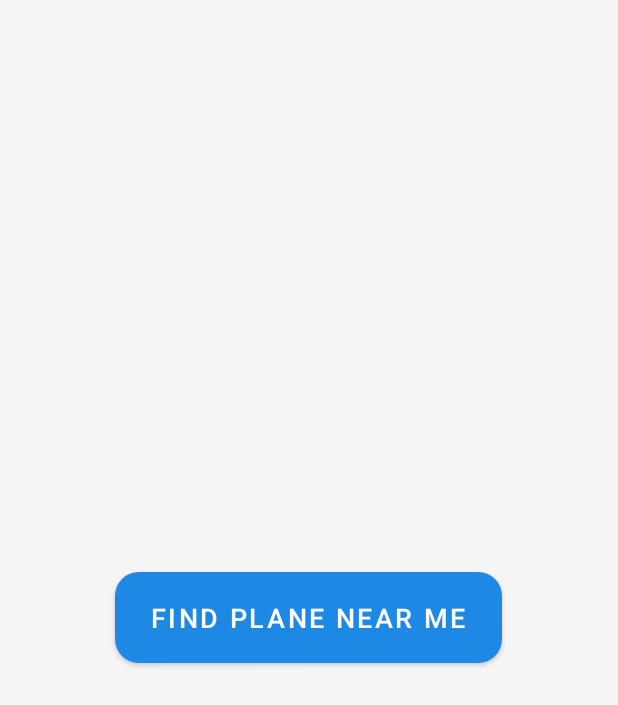
After one commit to Ashtonk216/PlaneSpot, an Android app built with Jetpack Compose: the layout activity_main.xml on its own in the app's theme, with its tools: preview values and no code run, on a phone screen of 412 x 824 dp. The commit adds this screen. Shown: the top 705 px of the screen. Run offline under Robolectric (Android 15) with nearby library versions, the phone set to English and light mode, and no system bars.

Commit message:
Main Activity and theming Has been created. API is being called with user location. Permissions for location are being requested and saved. Night and Day mode is also synced to users device info. View Modeling is also being used and saved

```diff
--- a/app/src/main/AndroidManifest.xml
+++ b/app/src/main/AndroidManifest.xml
@@ -1,7 +1,9 @@
 <?xml version="1.0" encoding="utf-8"?>
 <manifest xmlns:android="http://schemas.android.com/apk/res/android"
     xmlns:tools="http://schemas.android.com/tools">
-
+    <uses-permission android:name="android.permission.ACCESS_FINE_LOCATION" />
+    <uses-permission android:name="android.permission.ACCESS_COARSE_LOCATION" />
+    <uses-permission android:name="android.permission.INTERNET" />
     <application
         android:allowBackup="true"
         android:dataExtractionRules="@xml/data_extraction_rules"
@@ -15,7 +17,6 @@
         <activity
             android:name=".MainActivity"
             android:exported="true"
-            android:label="@string/app_name"
             android:theme="@style/Theme.PlaneSpot">
             <intent-filter>
                 <action android:name="android.intent.action.MAIN" />
--- /dev/null
+++ b/app/src/main/res/drawable/rounded_button.xml
@@ -0,0 +1,6 @@
+<?xml version="1.0" encoding="utf-8"?>
+<shape xmlns:android="http://schemas.android.com/apk/res/android"
+    android:shape="rectangle">
+    <solid android:color="@color/colorPrimary"/> <!-- Replace with your color -->
+    <corners android:radius="16dp"/> <!-- Rounded edges -->
+</shape>
--- /dev/null
+++ b/app/src/main/res/layout/activity_main.xml
@@ -0,0 +1,31 @@
+<?xml version="1.0" encoding="utf-8"?>
+<androidx.constraintlayout.widget.ConstraintLayout
+    xmlns:android="http://schemas.android.com/apk/res/android"
+    xmlns:app="http://schemas.android.com/apk/res-auto"
+    xmlns:tools="http://schemas.android.com/tools"
+    android:id="@+id/main"
+    android:layout_width="match_parent"
+    android:layout_height="match_parent"
+    android:background="@color/colorBackground"
+    tools:context=".MainActivity">
+
+    <LinearLayout
+        android:layout_width="match_parent"
+        android:layout_height="match_parent"
+        android:gravity="center"
+        android:orientation="vertical">
+
+        <Button
+            android:id="@+id/find_plane_button"
+            android:layout_width="wrap_content"
+            android:layout_height="wrap_content"
+            android:layout_margin="16dp"
+            android:paddingVertical="12dp"
+            android:paddingHorizontal="24dp"
+            android:text="@string/find_button"
+            android:textSize="18sp"
+            android:background="@drawable/rounded_button"/>
+
+    </LinearLayout>
+
+</androidx.constraintlayout.widget.ConstraintLayout>
--- /dev/null
+++ b/app/src/main/res/values-night/colors.xml
@@ -0,0 +1,7 @@
+<?xml version="1.0" encoding="utf-8"?>
+<resources>
+    <!-- Dark mode colors -->
+    <color name="colorPrimary">#90CAF9</color>
+    <color name="colorBackground">#121212</color>
+    <color name="colorTextPrimary">#FFFFFF</color>
+</resources>
--- a/app/src/main/res/values/colors.xml
+++ b/app/src/main/res/values/colors.xml
@@ -7,4 +7,24 @@
     <color name="teal_700">#FF018786</color>
     <color name="black">#FF000000</color>
     <color name="white">#FFFFFFFF</color>
+    <color name="gray">#FF888888</color>
+    <color name="red">#FFFF0000</color>
+
+    <!-- Primary brand colors -->
+    <color name="colorPrimary">#1E88E5</color> <!-- Sky blue -->
+    <color name="colorPrimaryVariant">#1565C0</color> <!-- Deeper blue -->
+    <color name="colorSecondary">#FFC107</color> <!-- Amber -->
+
+    <!-- Backgrounds and surfaces -->
+    <color name="colorBackground">#F5F5F5</color> <!-- Light grey -->
+    <color name="colorSurface">#FFFFFF</color> <!-- Card background -->
+
+    <!-- Text colors -->
+    <color name="colorOnPrimary">#FFFFFF</color> <!-- Text on blue -->
+    <color name="colorOnSecondary">#000000</color> <!-- Text on amber -->
+    <color name="colorTextPrimary">#212121</color> <!-- Main text -->
+    <color name="colorTextSecondary">#757575</color> <!-- Labels, details -->
+
+    <!-- Error / alert -->
+    <color name="colorError">#D32F2F</color> <!-- Red -->
 </resources>
--- a/app/src/main/res/values/strings.xml
+++ b/app/src/main/res/values/strings.xml
@@ -1,3 +1,5 @@
 <resources>
     <string name="app_name">PlaneSpot</string>
+    <string name="find_button">Find Plane Near Me</string>
+    <string name="find_button_loading">Loading…</string>
 </resources>
--- a/app/src/main/res/values/themes.xml
+++ b/app/src/main/res/values/themes.xml
@@ -1,5 +1,16 @@
-<?xml version="1.0" encoding="utf-8"?>
-<resources>
-
-    <style name="Theme.PlaneSpot" parent="android:Theme.Material.Light.NoActionBar" />
+<resources xmlns:tools="http://schemas.android.com/tools">
+    <style name="Theme.PlaneSpot" parent="Theme.MaterialComponents.DayNight.NoActionBar">
+        <item name="colorPrimary">@color/colorPrimary</item>
+        <item name="colorPrimaryVariant">@color/colorPrimaryVariant</item>
+        <item name="colorOnPrimary">@color/colorOnPrimary</item>
+        <item name="colorSecondary">@color/colorSecondary</item>
+        <item name="colorOnSecondary">@color/colorOnSecondary</item>
+        <item name="android:colorBackground">@color/colorBackground</item>
+        <item name="colorSurface">@color/colorSurface</item>
+        <item name="colorOnSurface">@color/colorTextPrimary</item>
+        <item name="android:textColor">@color/colorTextPrimary</item>
+        <item name="android:textColorSecondary">@color/colorTextSecondary</item>
+        <item name="android:statusBarColor">@color/colorPrimaryVariant</item>
+        <item name="android:navigationBarColor">@color/colorPrimaryVariant</item>
+    </style>
 </resources>
```
Also changed, not shown: app/build.gradle.kts (+18 -0 lines), app/src/main/java/edu/vt/mobiledev/planespot/MainActivity.kt (+114 -32 lines), app/src/main/java/edu/vt/mobiledev/planespot/ViewModel.kt (added, +45 -0 lines), app/src/main/java/edu/vt/mobiledev/planespot/api/PlaneSpotApi.kt (added, +12 -0 lines), gradle/libs.versions.toml (+30 -1 lines).
